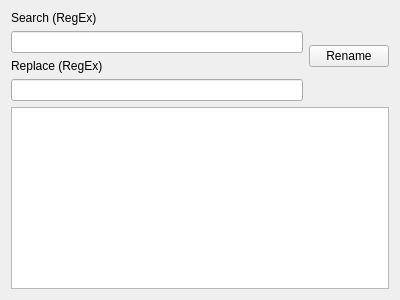
mr-bigbang/batch-rename-files, file mainwindow.ui: the form before one commit.
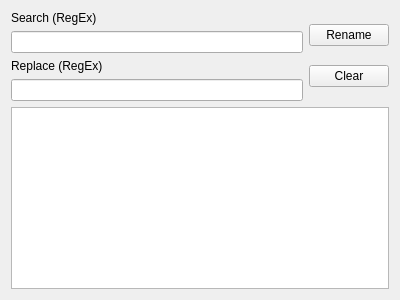
The form after the commit.

Commit message:
Added a clear button
Added a clear button to clear the items in the list.

The edit to the form file:
```diff
--- a/mainwindow.ui
+++ b/mainwindow.ui
@@ -50,11 +50,22 @@
          </layout>
         </item>
         <item>
+         <layout class="QVBoxLayout" name="verticalLayout_3">
+          <item>
          <widget class="QPushButton" name="pushButton_rename">
           <property name="text">
            <string>Rename</string>
           </property>
          </widget>
+          </item>
+          <item>
+           <widget class="QPushButton" name="pushButton_clear">
+            <property name="text">
+             <string>Clear</string>
+            </property>
+           </widget>
+          </item>
+         </layout>
         </item>
        </layout>
       </item>
```
Lines whose indentation alone changed are shown as unchanged. The commit also changes 2 other files.
